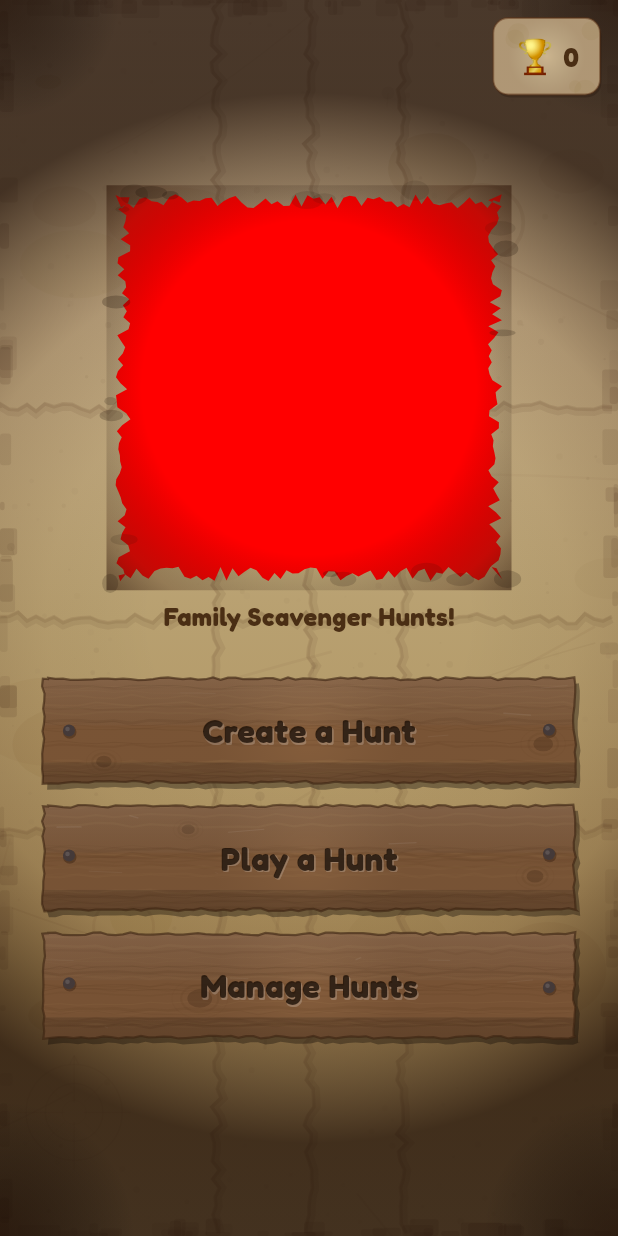
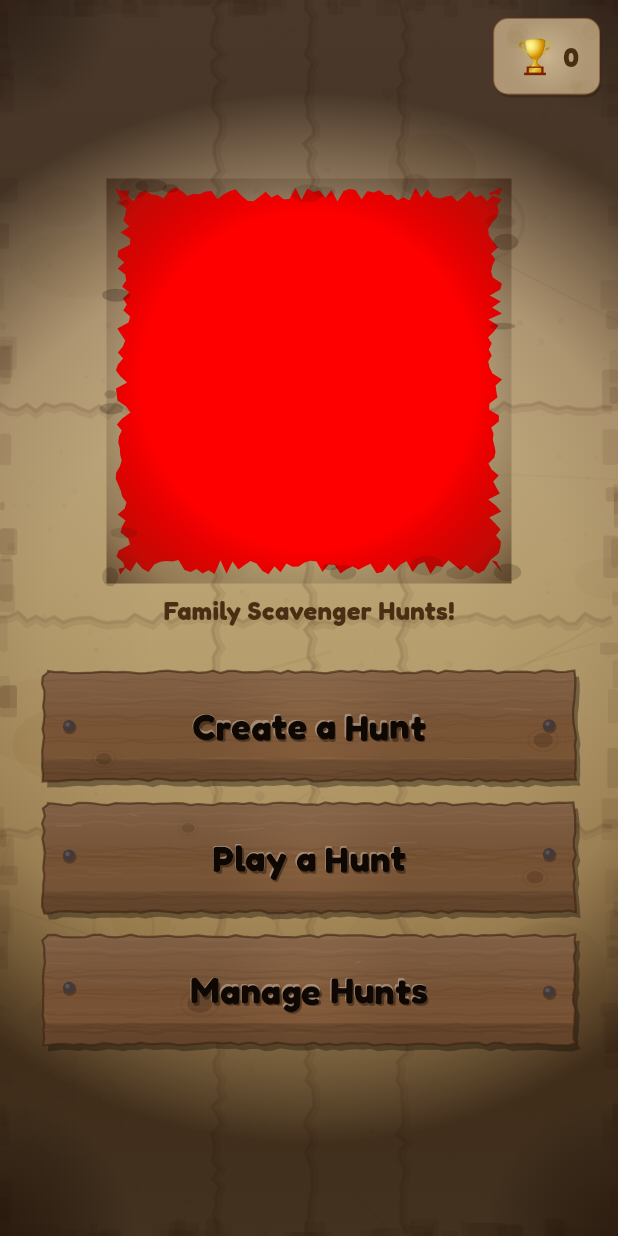
Before and after one commit to saturn1888/saturn1888, a Flutter app: the screen it shows after launch, on a phone screen of 412 x 824 dp. Run offline on Flutter 3.47's test engine with Material 3 defaults, Android fonts, the phone set to English and light mode, and no system bars; our stand-ins replace audioplayers, confetti, google_fonts, hive, hive_flutter, image_picker; accounts and stored records are empty.

Commit message:
Clearer, roughly carved text on wood plank buttons
- Text size increased to 24 for readability
- Each letter individually offset and slightly rotated for hand-carved look
- Three-layer stack: deep shadow, light chisel edge, dark carved groove
- Letters wobble randomly in position and angle (seeded per label)
- Much darker text colour (#0E0702) for strong contrast against wood

https://claude.ai/code/session_017Aw2r6LuaKG11VTUwd3Kn5

```diff
--- a/lib/screens/home_screen.dart
+++ b/lib/screens/home_screen.dart
@@ -267,33 +267,70 @@ class _WoodPlankButton extends StatelessWidget {
           width: double.infinity,
           padding: const EdgeInsets.symmetric(vertical: 20, horizontal: 24),
           alignment: Alignment.center,
-          // Two text layers for carved/engraved into wood look
-          child: Stack(
+          child: _CarvedText(label: label),
+        ),
+      ),
+    );
+  }
+}
+
+/// Text that looks roughly hand-carved into wood
+class _CarvedText extends StatelessWidget {
+  final String label;
+  const _CarvedText({required this.label});
+
+  @override
+  Widget build(BuildContext context) {
+    final rng = Random(label.hashCode);
+    return Stack(
       alignment: Alignment.center,
       children: [
-              // Light chisel highlight (light catching the carved edge)
+        // Shadow inside the carve (deepest layer)
         Transform.translate(
-                offset: const Offset(0.8, 1.0),
+          offset: const Offset(1.2, 1.5),
           child: Text(
             label,
             style: AppTheme.heading(
-                    size: 22,
-                    color: Colors.white.withOpacity(0.2),
+              size: 24,
+              color: Colors.black.withOpacity(0.35),
             ),
           ),
         ),
-              // Dark carved groove
-              Text(
+        // Light catching the top edge of the carve
+        Transform.translate(
+          offset: const Offset(-0.5, -0.8),
+          child: Text(
             label,
             style: AppTheme.heading(
-                  size: 22,
-                  color: const Color(0xFF1A0E05).withOpacity(0.8),
-                ),
-              ),
-            ],
+              size: 24,
+              color: Colors.white.withOpacity(0.3),
             ),
           ),
         ),
+        // Main carved groove — slightly rough via individual letter offsets
+        Row(
+          mainAxisAlignment: MainAxisAlignment.center,
+          mainAxisSize: MainAxisSize.min,
+          children: label.split('').map((char) {
+            final dy = (rng.nextDouble() - 0.5) * 1.8;
+            final dx = (rng.nextDouble() - 0.5) * 0.6;
+            final rotation = (rng.nextDouble() - 0.5) * 0.03;
+            return Transform.translate(
+              offset: Offset(dx, dy),
+              child: Transform.rotate(
+                angle: rotation,
+                child: Text(
+                  char,
+                  style: AppTheme.heading(
+                    size: 24,
+                    color: const Color(0xFF0E0702),
+                  ),
+                ),
+              ),
+            );
+          }).toList(),
+        ),
+      ],
     );
   }
 }
```
Lines whose indentation alone changed are shown as unchanged.
